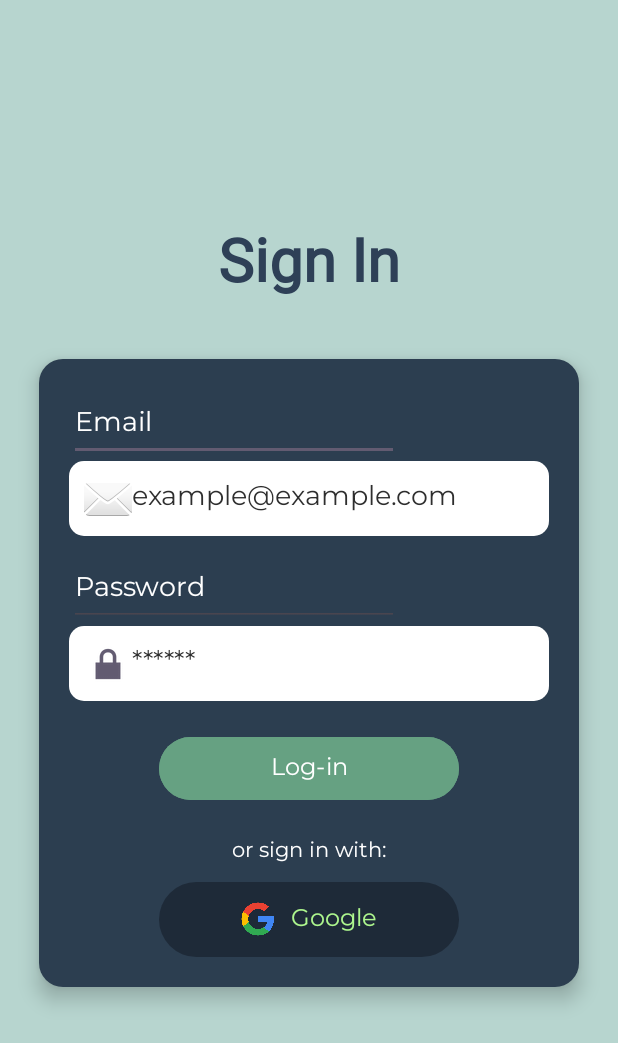
After one commit to pjvidad/CO2-, an Android app: the layout activity_sign_in.xml on its own in the app's theme, with its tools: preview values and no code run, on a phone screen of 412 x 824 dp. The commit adds this screen. Shown: the top 1043 px of the screen. Run offline under Robolectric (Android 15) with nearby library versions, the phone set to English and light mode, and no system bars.

Commit message:
fixing signup pt. 2

```diff
--- a/app/src/main/java/com/example/co2_/SignUp.kt
+++ b/app/src/main/java/com/example/co2_/SignUp.kt
@@ -10,7 +10,7 @@ class SignUp : AppCompatActivity() {
     override fun onCreate(savedInstanceState: Bundle?) {
         super.onCreate(savedInstanceState)
         enableEdgeToEdge()
-        setContentView(R.layout.activity_sign_up)
+        setContentView(R.layout.activity_sign_in)
         ViewCompat.setOnApplyWindowInsetsListener(findViewById(R.id.main)) { v, insets ->
             val systemBars = insets.getInsets(WindowInsetsCompat.Type.systemBars())
             v.setPadding(systemBars.left, systemBars.top, systemBars.right, systemBars.bottom)
--- /dev/null
+++ b/app/src/main/res/layout/activity_sign_in.xml
@@ -0,0 +1,155 @@
+<?xml version="1.0" encoding="utf-8"?>
+<androidx.constraintlayout.widget.ConstraintLayout xmlns:android="http://schemas.android.com/apk/res/android"
+    xmlns:app="http://schemas.android.com/apk/res-auto"
+    xmlns:tools="http://schemas.android.com/tools"
+    android:id="@+id/relativeLayout"
+    android:layout_width="match_parent"
+    android:layout_height="match_parent"
+    android:background="#61439E80">
+
+    <!-- Background Gradient -->
+    <LinearLayout
+        android:id="@+id/linearLayout2"
+        android:layout_width="0dp"
+        android:layout_height="0dp"
+        android:gravity="center"
+        android:orientation="vertical"
+        app:layout_constraintBottom_toBottomOf="parent"
+        app:layout_constraintEnd_toEndOf="parent"
+        app:layout_constraintStart_toStartOf="parent"
+        app:layout_constraintTop_toTopOf="parent">
+
+        <!-- Title -->
+        <TextView
+            android:id="@+id/tvTitle"
+            android:layout_width="wrap_content"
+            android:layout_height="wrap_content"
+            android:layout_marginBottom="20dp"
+            android:fontFamily="@font/montserrat_black"
+            android:text="@string/sign_in_btn"
+            android:textColor="#2E4057"
+            android:textSize="40sp"
+            android:textStyle="bold" />
+
+        <!-- Card container -->
+        <LinearLayout
+            android:layout_width="360dp"
+            android:layout_height="wrap_content"
+            android:layout_margin="20dp"
+            android:background="@drawable/card_bg"
+            android:elevation="8dp"
+            android:orientation="vertical"
+            android:padding="20dp">
+
+            <!-- Email -->
+            <EditText
+                android:id="@+id/hintEmail"
+                android:layout_width="wrap_content"
+                android:layout_height="48dp"
+                android:autofillHints=""
+                android:ems="10"
+                android:fontFamily="@font/montserrat"
+                android:inputType="text"
+                android:labelFor="@id/etEmail"
+                android:text="@string/email"
+                android:textColor="#FFFFFF"
+                tools:ignore="LabelFor,TextFields" />
+
+            <EditText
+                android:id="@+id/etEmail"
+                android:layout_width="match_parent"
+                android:layout_height="50dp"
+                android:layout_marginBottom="12dp"
+                android:autofillHints="emailAddress"
+                android:background="@drawable/input_bg"
+                android:drawableStart="@android:drawable/ic_dialog_email"
+                android:fontFamily="@font/montserrat"
+                android:hint="@string/email_hint"
+                android:inputType="textEmailAddress"
+                android:padding="10dp"
+                android:textColorHint="#2E2E2E"
+                tools:ignore="LabelFor,TextContrastCheck,TextContrastCheck,TextContrastCheck" />
+
+            <!-- Password -->
+            <EditText
+                android:id="@+id/hintPassword"
+                android:layout_width="wrap_content"
+                android:layout_height="48dp"
+                android:autofillHints=""
+                android:ems="10"
+                android:fontFamily="@font/montserrat"
+                android:inputType="text"
+                android:text="@string/password"
+                android:textColor="#FFFFFF"
+                tools:ignore="LabelFor,TextFields" />
+
+            <EditText
+                android:id="@+id/etPassword"
+                android:layout_width="match_parent"
+                android:layout_height="50dp"
+                android:layout_marginBottom="20dp"
+                android:autofillHints="password"
+                android:background="@drawable/input_bg"
+                android:drawableStart="@android:drawable/ic_lock_lock"
+                android:fontFamily="@font/montserrat"
+                android:hint="@string/password_hint"
+                android:inputType="textPassword"
+                android:padding="10dp"
+                android:textColorHint="#2E2E2E" />
+
+            <!-- Log in button -->
+            <Button
+                android:id="@+id/btnLogin"
+                android:layout_width="200dp"
+                android:layout_height="50dp"
+                android:layout_gravity="center"
+                android:layout_marginBottom="20dp"
+                android:backgroundTint="@color/green"
+                android:fontFamily="@font/montserrat"
+                android:text="@string/log_in"
+                android:textColor="@android:color/white"
+                android:textSize="16sp"
+                tools:ignore="TextContrastCheck" />
+
+            <!-- Or sign in with -->
+            <TextView
+                android:id="@+id/alternative"
+                android:layout_width="wrap_content"
+                android:layout_height="wrap_content"
+                android:layout_gravity="center"
+                android:layout_marginBottom="10dp"
+                android:fontFamily="@font/montserrat"
+                android:text="@string/or_sign_in_with"
+                android:textColor="@android:color/white"
+                android:textSize="14sp" />
+
+            <!-- Google button -->
+            <LinearLayout
+                android:id="@+id/btnGoogle"
+                android:layout_width="200dp"
+                android:layout_height="50dp"
+                android:layout_gravity="center"
+                android:background="@drawable/google_btn_bg"
+                android:gravity="center"
+                android:orientation="horizontal"
+                android:padding="10dp">
+
+                <ImageView
+                    android:layout_width="24dp"
+                    android:layout_height="24dp"
+                    android:contentDescription="@string/google"
+                    android:src="@drawable/ic_google" />
+
+                <TextView
+                    android:layout_width="wrap_content"
+                    android:layout_height="wrap_content"
+                    android:layout_marginStart="10dp"
+                    android:fontFamily="@font/montserrat"
+                    android:text="@string/google"
+                    android:textColor="@color/button_green"
+                    android:textSize="16sp" />
+            </LinearLayout>
+
+        </LinearLayout>
+    </LinearLayout>
+</androidx.constraintlayout.widget.ConstraintLayout>
--- a/app/src/main/res/values/colors.xml
+++ b/app/src/main/res/values/colors.xml
@@ -2,6 +2,9 @@
 <resources>
     <color name="black">#FF000000</color>
     <color name="white">#FFFFFFFF</color>
+    <color name="green">#66A182</color>
+    <color name="button_blue">#2E4057</color>
+    <color name="button_green">#AEF78E</color>
 
     <!-- Add a new color for the background -->
     <color name="text_view_background_color">#E0E0E0</color>
--- a/app/src/main/res/values/strings.xml
+++ b/app/src/main/res/values/strings.xml
@@ -1,4 +1,13 @@
 <resources>
     <string name="app_name" translatable="false">CO2-</string>
     <string name="welcome_btn" translatable="false">Get Started</string>
+    <string name="sign_in_btn" translatable="false">Sign In</string>
+    <string name="email" translatable="false">Email</string>
+    <string name="password" translatable="false">Password</string>
+    <string name="log_in" translatable="false">Log-in</string>
+    <string name="or_sign_in_with" translatable="false">or sign in with:</string>
+    <string name="google" translatable="false">Google</string>
+    <string name="email_hint" translatable="false">example@example.com</string>
+    <string name="password_hint" translatable="false">******</string>
+
 </resources>
```
Also changed, not shown: app/src/main/res/layout/activity_sign_up.xml (deleted, +0 -109 lines), app/src/main/res/layout/welcome.xml (+0 -11 lines), app/src/main/res/drawable-xxhdpi/background.webp (added), 1 other file.
